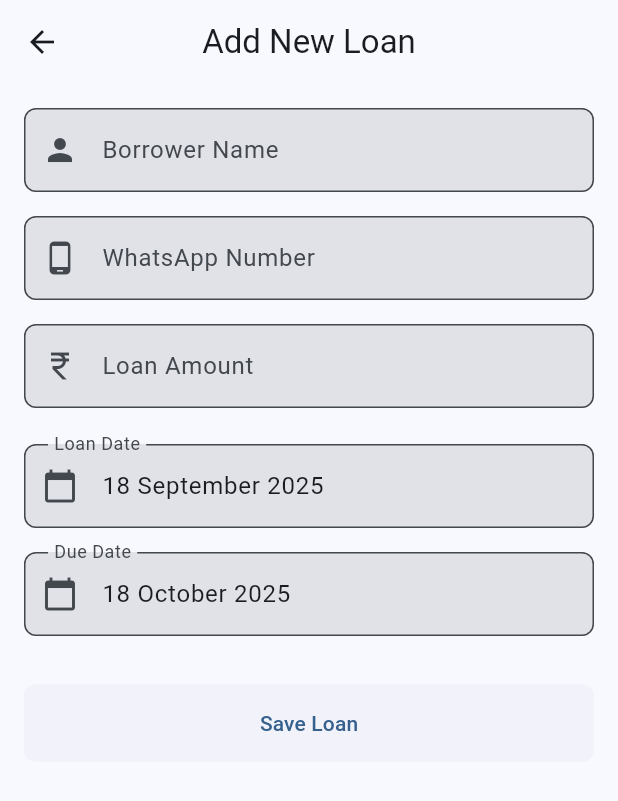
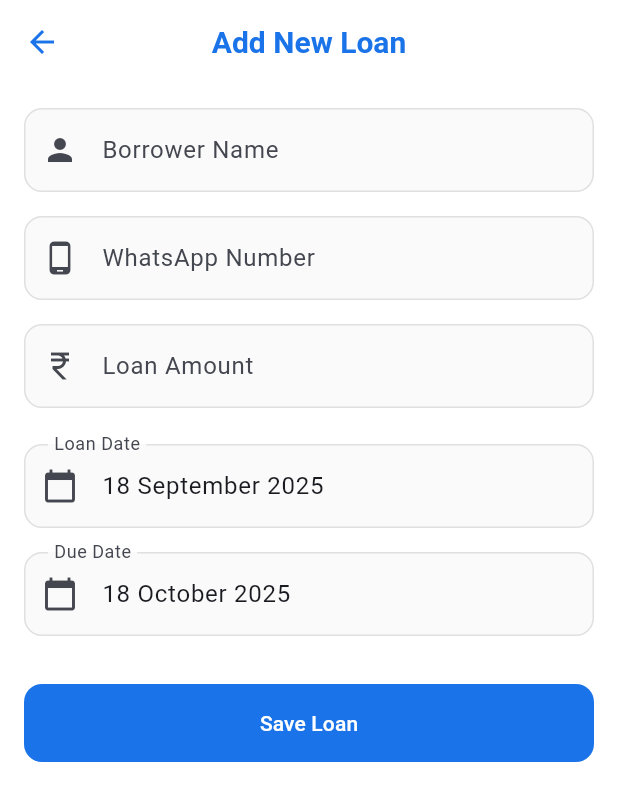
Before and after one commit to RensithUdara/LoanBuddy-Mobile-App, a Flutter app: the AddLoanScreen screen opened directly, on a phone screen of 412 x 824 dp. Shown: the top 801 px of the screen. Run offline on Flutter 3.47's test engine with Material 3 defaults, Android fonts, the phone set to English and light mode, and no system bars; our stand-ins replace shared_preferences, sqflite; accounts and stored records are empty.

Commit message:
Refactor AppTheme to enhance color management and improve UI consistency across light and dark themes

```diff
--- a/lib/utils/app_utils.dart
+++ b/lib/utils/app_utils.dart
@@ -2,41 +2,120 @@ import 'package:flutter/material.dart';
 import 'package:intl/intl.dart';
 
 class AppTheme {
+  // Color constants
+  static const Color primaryColor = Color(0xFF1A73E8);
+  static const Color secondaryColor = Color(0xFF43A047);
+  static const Color errorColor = Color(0xFFE53935);
+  static const Color warningColor = Color(0xFFFFA726);
+
   // Light theme
   static ThemeData lightTheme = ThemeData(
     useMaterial3: true,
     colorScheme: ColorScheme.fromSeed(
-      seedColor: Colors.blue,
+      seedColor: primaryColor,
       brightness: Brightness.light,
+      primary: primaryColor,
+      secondary: secondaryColor,
+      error: errorColor,
+      surfaceContainerHighest: const Color(0xFFEEEEEE),
+      surfaceContainerLow: const Color(0xFFF5F5F5),
     ),
-    appBarTheme: const AppBarTheme(
+    appBarTheme: AppBarTheme(
       centerTitle: true,
       elevation: 0,
+      backgroundColor: Colors.white,
+      foregroundColor: primaryColor,
+      titleTextStyle: const TextStyle(
+        fontSize: 20,
+        fontWeight: FontWeight.bold,
+        color: primaryColor,
+      ),
+      iconTheme: IconThemeData(color: primaryColor),
     ),
+    scaffoldBackgroundColor: Colors.white,
     elevatedButtonTheme: ElevatedButtonThemeData(
       style: ElevatedButton.styleFrom(
         elevation: 0,
         padding: const EdgeInsets.symmetric(horizontal: 16, vertical: 12),
         shape: RoundedRectangleBorder(
-          borderRadius: BorderRadius.circular(8),
+          borderRadius: BorderRadius.circular(12),
         ),
+        backgroundColor: primaryColor,
+        foregroundColor: Colors.white,
+      ),
+    ),
+    outlinedButtonTheme: OutlinedButtonThemeData(
+      style: OutlinedButton.styleFrom(
+        padding: const EdgeInsets.symmetric(horizontal: 16, vertical: 12),
+        shape: RoundedRectangleBorder(
+          borderRadius: BorderRadius.circular(12),
+        ),
+        side: BorderSide(color: primaryColor),
+        foregroundColor: primaryColor,
+      ),
+    ),
+    textButtonTheme: TextButtonThemeData(
+      style: TextButton.styleFrom(
+        padding: const EdgeInsets.symmetric(horizontal: 16, vertical: 12),
+        foregroundColor: primaryColor,
       ),
     ),
     cardTheme: CardTheme(
       elevation: 2,
       shape: RoundedRectangleBorder(
-        borderRadius: BorderRadius.circular(10),
+        borderRadius: BorderRadius.circular(16),
       ),
+      color: Colors.white,
+      surfaceTintColor: Colors.white,
+      shadowColor: Colors.black.withOpacity(0.1),
+      margin: const EdgeInsets.symmetric(horizontal: 0, vertical: 8),
     ),
     inputDecorationTheme: InputDecorationTheme(
       border: OutlineInputBorder(
-        borderRadius: BorderRadius.circular(8),
+        borderRadius: BorderRadius.circular(12),
+        borderSide: BorderSide(color: Colors.grey.shade300),
+      ),
+      enabledBorder: OutlineInputBorder(
+        borderRadius: BorderRadius.circular(12),
+        borderSide: BorderSide(color: Colors.grey.shade300),
+      ),
+      focusedBorder: OutlineInputBorder(
+        borderRadius: BorderRadius.circular(12),
+        borderSide: BorderSide(color: primaryColor, width: 2),
       ),
       filled: true,
+      fillColor: Colors.grey.shade50,
       contentPadding: const EdgeInsets.all(16),
+      hintStyle: TextStyle(color: Colors.grey.shade500),
     ),
-    floatingActionButtonTheme: const FloatingActionButtonThemeData(
-      elevation: 2,
+    floatingActionButtonTheme: FloatingActionButtonThemeData(
+      elevation: 4,
+      backgroundColor: primaryColor,
+      foregroundColor: Colors.white,
+      shape: RoundedRectangleBorder(
+        borderRadius: BorderRadius.circular(16),
+      ),
+      extendedPadding: const EdgeInsets.symmetric(horizontal: 24, vertical: 16),
+      extendedTextStyle: const TextStyle(
+        fontSize: 16,
+        fontWeight: FontWeight.bold,
+      ),
+    ),
+    chipTheme: ChipThemeData(
+      shape: RoundedRectangleBorder(
+        borderRadius: BorderRadius.circular(20),
+        side: BorderSide(color: Colors.grey.shade300),
+      ),
+      backgroundColor: Colors.grey.shade100,
+      selectedColor: primaryColor,
+      checkmarkColor: Colors.white,
+      labelStyle: TextStyle(color: Colors.grey.shade800),
+      padding: const EdgeInsets.symmetric(horizontal: 8, vertical: 0),
+    ),
+    dividerTheme: DividerThemeData(
+      color: Colors.grey.shade200,
+      thickness: 1,
+      space: 24,
     ),
   );
 
@@ -44,37 +123,110 @@ class AppTheme {
   static ThemeData darkTheme = ThemeData(
     useMaterial3: true,
     colorScheme: ColorScheme.fromSeed(
-      seedColor: Colors.blue,
+      seedColor: primaryColor,
       brightness: Brightness.dark,
+      primary: const Color(0xFF6CA9F7),
+      secondary: const Color(0xFF78C27A),
+      error: const Color(0xFFFF6B6B),
+      background: const Color(0xFF121212),
+      surface: const Color(0xFF1E1E1E),
+      surfaceContainerHighest: const Color(0xFF2A2A2A),
+      surfaceContainerLow: const Color(0xFF222222),
     ),
     appBarTheme: const AppBarTheme(
       centerTitle: true,
       elevation: 0,
+      backgroundColor: Color(0xFF1E1E1E),
+      titleTextStyle: TextStyle(
+        fontSize: 20,
+        fontWeight: FontWeight.bold,
+        color: Colors.white,
+      ),
     ),
+    scaffoldBackgroundColor: const Color(0xFF121212),
     elevatedButtonTheme: ElevatedButtonThemeData(
       style: ElevatedButton.styleFrom(
         elevation: 0,
         padding: const EdgeInsets.symmetric(horizontal: 16, vertical: 12),
         shape: RoundedRectangleBorder(
-          borderRadius: BorderRadius.circular(8),
+          borderRadius: BorderRadius.circular(12),
         ),
+        backgroundColor: const Color(0xFF6CA9F7),
+        foregroundColor: Colors.white,
+      ),
+    ),
+    outlinedButtonTheme: OutlinedButtonThemeData(
+      style: OutlinedButton.styleFrom(
+        padding: const EdgeInsets.symmetric(horizontal: 16, vertical: 12),
+        shape: RoundedRectangleBorder(
+          borderRadius: BorderRadius.circular(12),
+        ),
+        side: const BorderSide(color: Color(0xFF6CA9F7)),
+        foregroundColor: const Color(0xFF6CA9F7),
+      ),
+    ),
+    textButtonTheme: TextButtonThemeData(
+      style: TextButton.styleFrom(
+        padding: const EdgeInsets.symmetric(horizontal: 16, vertical: 12),
+        foregroundColor: const Color(0xFF6CA9F7),
       ),
     ),
     cardTheme: CardTheme(
       elevation: 2,
       shape: RoundedRectangleBorder(
-        borderRadius: BorderRadius.circular(10),
+        borderRadius: BorderRadius.circular(16),
       ),
+      color: const Color(0xFF1E1E1E),
+      margin: const EdgeInsets.symmetric(horizontal: 0, vertical: 8),
+      surfaceTintColor: const Color(0xFF1E1E1E),
+      shadowColor: Colors.black.withOpacity(0.3),
     ),
     inputDecorationTheme: InputDecorationTheme(
       border: OutlineInputBorder(
-        borderRadius: BorderRadius.circular(8),
+        borderRadius: BorderRadius.circular(12),
+        borderSide: BorderSide(color: Colors.grey.shade700),
+      ),
+      enabledBorder: OutlineInputBorder(
+        borderRadius: BorderRadius.circular(12),
+        borderSide: BorderSide(color: Colors.grey.shade700),
+      ),
+      focusedBorder: OutlineInputBorder(
+        borderRadius: BorderRadius.circular(12),
+        borderSide: const BorderSide(color: Color(0xFF6CA9F7), width: 2),
       ),
       filled: true,
+      fillColor: const Color(0xFF222222),
       contentPadding: const EdgeInsets.all(16),
+      hintStyle: TextStyle(color: Colors.grey.shade500),
     ),
     floatingActionButtonTheme: const FloatingActionButtonThemeData(
-      elevation: 2,
+      elevation: 4,
+      backgroundColor: Color(0xFF6CA9F7),
+      foregroundColor: Colors.white,
+      shape: RoundedRectangleBorder(
+        borderRadius: BorderRadius.all(Radius.circular(16)),
+      ),
+      extendedPadding: EdgeInsets.symmetric(horizontal: 24, vertical: 16),
+      extendedTextStyle: TextStyle(
+        fontSize: 16,
+        fontWeight: FontWeight.bold,
+      ),
+    ),
+    chipTheme: ChipThemeData(
+      shape: RoundedRectangleBorder(
+        borderRadius: BorderRadius.circular(20),
+        side: BorderSide(color: Colors.grey.shade700),
+      ),
+      backgroundColor: const Color(0xFF2A2A2A),
+      selectedColor: const Color(0xFF6CA9F7),
+      checkmarkColor: Colors.white,
+      labelStyle: TextStyle(color: Colors.grey.shade300),
+      padding: const EdgeInsets.symmetric(horizontal: 8, vertical: 0),
+    ),
+    dividerTheme: DividerThemeData(
+      color: Colors.grey.shade800,
+      thickness: 1,
+      space: 24,
     ),
   );
 }
```
